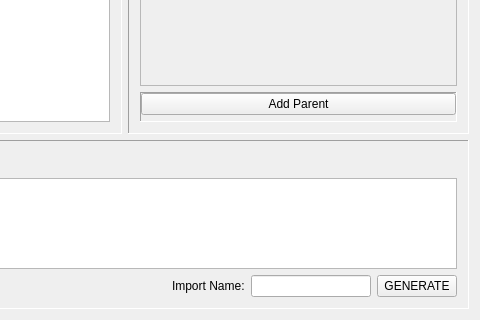
Before: the Qt Designer form mainwindow.ui in farling42/csv2rw, drawn with Qt 5; both pictures show x 231 to 711 and y 233 to 553 of the 711 by 553 pixel window.
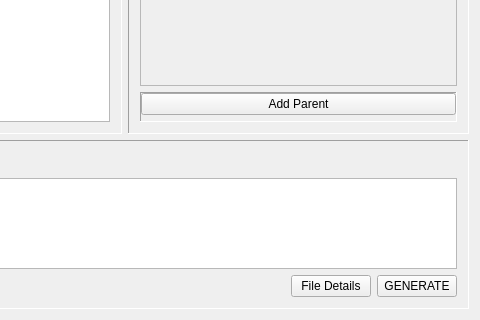
After: the same form once the commit is applied. Icons and pictures are not drawn.

Commit message: Replace the simple "import name" with a dialog box in which all the IMPORT information can be entered.

What changed in the file:
```diff
--- a/mainwindow.ui
+++ b/mainwindow.ui
@@ -413,19 +413,9 @@
               </spacer>
              </item>
              <item>
-              <widget class="QLabel" name="label_2">
+              <widget class="QPushButton" name="fileDetails">
                <property name="text">
-                <string>Import Name:</string>
-               </property>
-              </widget>
-             </item>
-             <item>
-              <widget class="QLineEdit" name="importName">
-               <property name="minimumSize">
-                <size>
-                 <width>120</width>
-                 <height>0</height>
-                </size>
+                <string>File Details</string>
                </property>
               </widget>
              </item>
```
Left out of the diff: 6 changed lines with no effect on the pictures. The commit also changes 8 other files.
